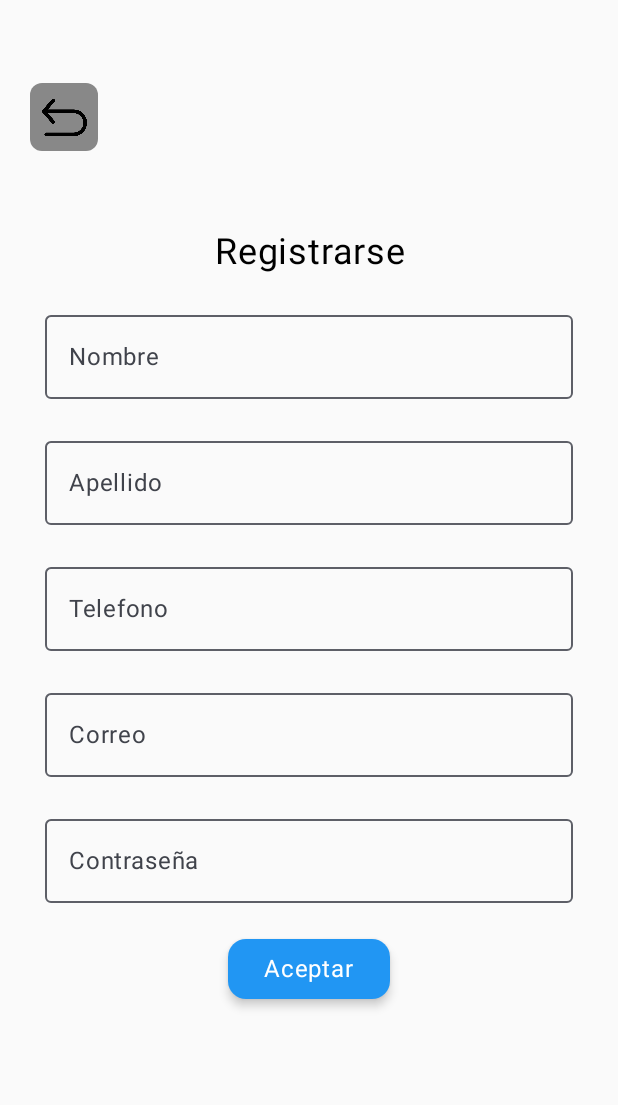
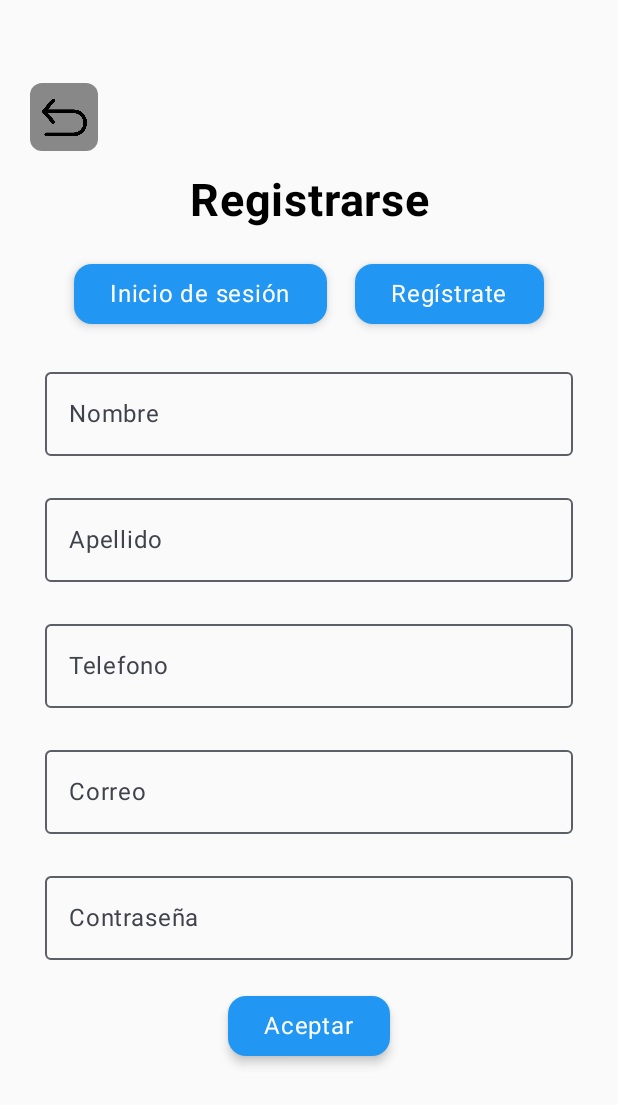
Before and after one commit to Murat-rat/MusicPlayer, an Android app built with Jetpack Compose: the RegistrarScreen screen opened through its navigation route, on a phone screen of 412 x 824 dp. Shown: the top 1105 px of the screen. Run offline under Robolectric (Android 15) with nearby library versions, the phone set to English and light mode, and no system bars; 1 statement that could not run was skipped.

Commit message:
Mofdifique la pantalla de inicio de sesion ,la pantalla de registrar y cambie las imagenes del drawablw
Signed-off-by: Angelica0918 <20243ds136@utez.edu.mx>

```diff
--- a/app/src/main/java/com/example/musicplayer/ui/components/TextoTitulo.kt
+++ b/app/src/main/java/com/example/musicplayer/ui/components/TextoTitulo.kt
@@ -2,6 +2,7 @@ package com.example.musicplayer.ui.components
 
 import androidx.compose.material3.Text
 import androidx.compose.runtime.Composable
+import androidx.compose.ui.text.font.FontWeight
 import androidx.compose.ui.text.style.TextAlign
 import androidx.compose.ui.unit.sp
 
@@ -11,7 +12,8 @@ fun TextoTitulo(
 ) {
     Text(
         text = texto,
-        fontSize = 24.sp,
+        fontSize = 30.sp,
+        fontWeight = FontWeight.Bold,
         textAlign = TextAlign.Center
     )
 }
--- a/app/src/main/java/com/example/musicplayer/ui/screens/AgregarMusicaScreen.kt
+++ b/app/src/main/java/com/example/musicplayer/ui/screens/AgregarMusicaScreen.kt
@@ -55,7 +55,7 @@ fun AgregarMusicaScreen(
 
         Spacer(modifier = Modifier.height(50.dp))
 
-        ImagenPortada(R.drawable.music, 100)
+        ImagenPortada(R.drawable.hamilton, 100)
 
         Spacer(modifier = Modifier.height(20.dp))
 
--- a/app/src/main/java/com/example/musicplayer/ui/screens/EditarEliminarMusicaScreen.kt
+++ b/app/src/main/java/com/example/musicplayer/ui/screens/EditarEliminarMusicaScreen.kt
@@ -56,7 +56,7 @@ fun EditarEliminarMusicaScreen(
 
         Spacer(modifier = Modifier.height(50.dp))
 
-        ImagenPortada(R.drawable.music, 100)
+        ImagenPortada(R.drawable.hamilton, 100)
 
         Spacer(modifier = Modifier.height(20.dp))
 
--- a/app/src/main/java/com/example/musicplayer/ui/screens/LoginScreen.kt
+++ b/app/src/main/java/com/example/musicplayer/ui/screens/LoginScreen.kt
@@ -3,7 +3,7 @@ package com.example.musicplayer.ui.screens
 import android.annotation.SuppressLint
 import androidx.compose.foundation.layout.Arrangement
 import androidx.compose.foundation.layout.Column
-import androidx.compose.foundation.layout.fillMaxHeight
+import androidx.compose.foundation.layout.Row
 import androidx.compose.foundation.layout.fillMaxSize
 import androidx.compose.foundation.layout.fillMaxWidth
 import androidx.compose.foundation.layout.padding
@@ -17,12 +17,10 @@ import androidx.compose.ui.tooling.preview.Preview
 import androidx.compose.ui.unit.dp
 import androidx.navigation.NavController
 import androidx.navigation.compose.rememberNavController
-import com.example.musicplayer.ui.components.ImagenCircular
-import com.example.musicplayer.ui.components.TextoTitulo
-import com.example.musicplayer.R
 import com.example.musicplayer.ui.components.Button
 import com.example.musicplayer.ui.components.InputField
 import com.example.musicplayer.ui.components.Link
+import com.example.musicplayer.ui.components.TextoTitulo
 import com.example.musicplayer.ui.theme.MusicPlayerTheme
 import com.example.musicplayer.viewmodel.LoginViewModel
 
@@ -31,15 +29,28 @@ fun LoginScreen(viewModel: LoginViewModel, navController: NavController) {
     Column(
         modifier = Modifier
             .fillMaxSize()
-            .fillMaxWidth()
-            .fillMaxHeight()
             .padding(30.dp),
         horizontalAlignment = Alignment.CenterHorizontally,
         verticalArrangement = Arrangement.spacedBy(20.dp, Alignment.CenterVertically)
     ) {
-        ImagenCircular(R.drawable.music)
+
         TextoTitulo("Inicio de Sesión")
 
+        Row(
+            modifier = Modifier.fillMaxWidth(),
+            horizontalArrangement = Arrangement.SpaceEvenly,
+            verticalAlignment = Alignment.CenterVertically
+        ) {
+            Button("Inicio de sesión") {
+
+                    navController.navigate("login")
+
+            }
+
+            Button("Regístrate") {
+                navController.navigate("register")
+            }
+        }
         InputField(
             value = viewModel.username.value,
             onValueChange = { viewModel.username.value = it },
@@ -60,11 +71,7 @@ fun LoginScreen(viewModel: LoginViewModel, navController: NavController) {
             )
         }
 
-        Link("¿Olvidaste tu contraseña?") {
-            navController.navigate("recuperar")
-        }
-
-        Button ("Iniciar sesión") {
+        Button("Aceptar") {
             viewModel.login {
                 navController.navigate("menu") {
                     popUpTo("login") { inclusive = true } // Evita volver al login
@@ -72,8 +79,8 @@ fun LoginScreen(viewModel: LoginViewModel, navController: NavController) {
             }
         }
 
-        Link ("¿No tienes cuenta? Regístrate") {
-            navController.navigate("register")
+        Link("¿Olvidaste tu contraseña?") {
+            navController.navigate("recuperar")
         }
 
     }
--- a/app/src/main/java/com/example/musicplayer/ui/screens/RegistrarScreen.kt
+++ b/app/src/main/java/com/example/musicplayer/ui/screens/RegistrarScreen.kt
@@ -2,6 +2,7 @@ package com.example.musicplayer.ui.screens
 
 import androidx.compose.foundation.layout.Arrangement
 import androidx.compose.foundation.layout.Column
+import androidx.compose.foundation.layout.Row
 import androidx.compose.foundation.layout.fillMaxHeight
 import androidx.compose.foundation.layout.fillMaxSize
 import androidx.compose.foundation.layout.fillMaxWidth
@@ -40,6 +41,20 @@ fun RegistrarScreen(viewModel: RegistrarViewModel, navController: NavController)
         verticalArrangement = Arrangement.spacedBy(20.dp, Alignment.CenterVertically)
     ) {
         TextoTitulo("Registrarse")
+
+        Row(
+            modifier = Modifier.fillMaxWidth(),
+            horizontalArrangement = Arrangement.SpaceEvenly,
+            verticalAlignment = Alignment.CenterVertically
+        ) {
+            Button("Inicio de sesión")  {
+                    navController.navigate("login")
+            }
+
+            Button("Regístrate") {
+                navController.navigate("register")
+            }
+        }
 
         InputField(
             value = viewModel.nombre.value,
```
